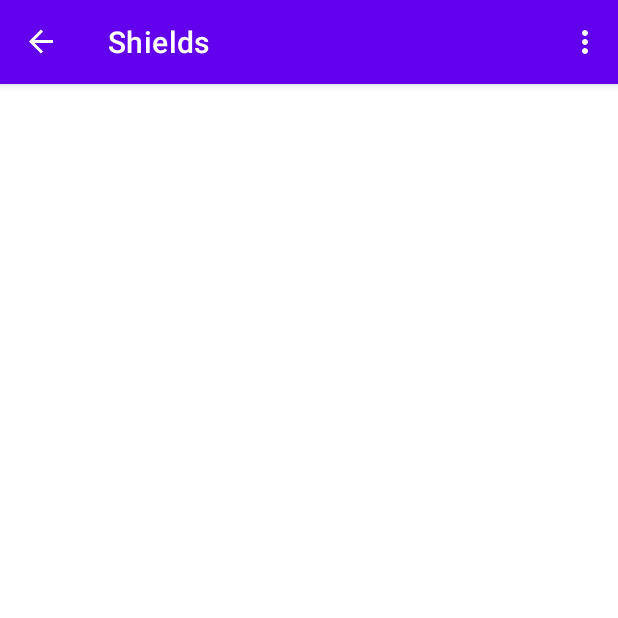
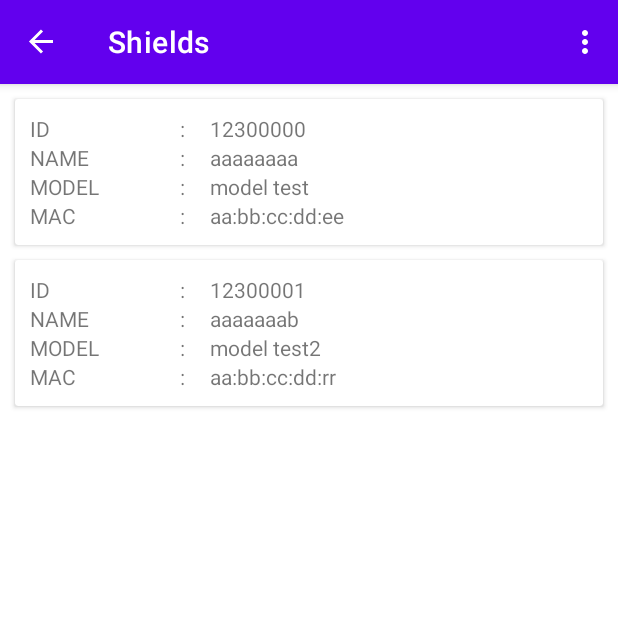
Before and after one commit to jhonnatan1806/Android-ESP32, an Android app: the FragmentShield screen opened through its navigation route, on a phone screen of 412 x 824 dp, the top half of it. Run offline under Robolectric (Android 15) with nearby library versions, the light colour scheme and no system bars; our stand-ins replace navigation-ui.

Commit message:
formando la aplicacion

```diff
--- /dev/null
+++ b/app/src/main/java/com/jhaner/esp32/helper/AdapterModule.java
@@ -0,0 +1,4 @@
+package com.jhaner.esp32.helper;
+
+public class AdapterModule {
+}
--- /dev/null
+++ b/app/src/main/java/com/jhaner/esp32/helper/ViewHolderModule.java
@@ -0,0 +1,4 @@
+package com.jhaner.esp32.helper;
+
+public class ViewHolderModule {
+}
--- /dev/null
+++ b/app/src/main/java/com/jhaner/esp32/helper/WorkerModule.java
@@ -0,0 +1,4 @@
+package com.jhaner.esp32.helper;
+
+public class WorkerModule {
+}
--- /dev/null
+++ b/app/src/main/java/com/jhaner/esp32/helper/WorkerShield.java
@@ -0,0 +1,4 @@
+package com.jhaner.esp32.helper;
+
+public class WorkerShield {
+}
--- /dev/null
+++ b/app/src/main/java/com/jhaner/esp32/presenter/PresenterModule.java
@@ -0,0 +1,4 @@
+package com.jhaner.esp32.presenter;
+
+public class PresenterModule {
+}
--- a/app/src/main/java/com/jhaner/esp32/presenter/PresenterShield.java
+++ b/app/src/main/java/com/jhaner/esp32/presenter/PresenterShield.java
@@ -3,23 +3,52 @@ package com.jhaner.esp32.presenter;
 import android.util.Log;
 import android.view.View;
 
+import androidx.recyclerview.widget.LinearLayoutManager;
+import androidx.recyclerview.widget.RecyclerView;
+
+import com.jhaner.esp32.R;
+import com.jhaner.esp32.helper.AdapterShield;
 import com.jhaner.esp32.model.ModelShield;
+
+import java.util.ArrayList;
 
 import static com.jhaner.esp32.helper.Constant.METHOD_SHOWSHIELDS;
 import static com.jhaner.esp32.helper.Constant.SERVER_URL;
 
 public class PresenterShield {
 
-    private View fragmentShield;
+    private View viewShield;
     private ModelShield modelShield;
+    private ArrayList<ModelShield> myDataset = new ArrayList<>();
+    private RecyclerView recyclerView;
 
     public PresenterShield(View view) {
-        fragmentShield = view;
+        viewShield = view;
         modelShield = new ModelShield();
+        this.initRecycler();
         //String data = this.sendGetRequestParam(SERVER_URL+METHOD_SHOWSHIELDS);
-        String data2 = "prueba";
-        Log.i("data","data");
-        Log.i("data",data2);
+
+    }
+
+    private void initRecycler()
+    {
+        ModelShield tests = new ModelShield();
+        tests.setId("12300000");
+        tests.setName("aaaaaaaa");
+        tests.setModel("model test");
+        tests.setMac("aa:bb:cc:dd:ee");
+        myDataset.add(tests);
+        ModelShield tests2 = new ModelShield();
+        tests2.setId("12300001");
+        tests2.setName("aaaaaaab");
+        tests2.setModel("model test2");
+        tests2.setMac("aa:bb:cc:dd:rr");
+        myDataset.add(tests2);
+        recyclerView = viewShield.findViewById(R.id.f_s_shield);
+        recyclerView.setHasFixedSize(true);
+        recyclerView.setLayoutManager(new LinearLayoutManager(viewShield.getContext()));
+        AdapterShield adapterShield = new AdapterShield(myDataset);
+        recyclerView.setAdapter(adapterShield);
     }
 
 }
--- a/app/src/main/java/com/jhaner/esp32/view/FragmentShield.java
+++ b/app/src/main/java/com/jhaner/esp32/view/FragmentShield.java
@@ -8,6 +8,8 @@ import android.os.Bundle;
 import androidx.annotation.NonNull;
 import androidx.fragment.app.Fragment;
 import androidx.navigation.fragment.NavHostFragment;
+import androidx.recyclerview.widget.LinearLayoutManager;
+import androidx.recyclerview.widget.RecyclerView;
 
 import android.view.LayoutInflater;
 import android.view.View;
@@ -17,6 +19,8 @@ import com.google.android.material.snackbar.Snackbar;
 import com.jhaner.esp32.R;
 import com.jhaner.esp32.databinding.FragmentModeBinding;
 import com.jhaner.esp32.databinding.FragmentShieldBinding;
+import com.jhaner.esp32.helper.AdapterShield;
+import com.jhaner.esp32.model.ModelShield;
 import com.jhaner.esp32.presenter.PresenterShield;
 
 import java.io.BufferedReader;
@@ -24,6 +28,7 @@ import java.io.IOException;
 import java.io.InputStreamReader;
 import java.net.MalformedURLException;
 import java.net.URL;
+import java.util.ArrayList;
 
 public class FragmentShield extends Fragment {
 
@@ -47,6 +52,7 @@ public class FragmentShield extends Fragment {
     {
         super.onViewCreated(view, savedInstanceState);
         presenterShield = new PresenterShield(view);
+
     }
 
     @Override
--- a/app/src/main/res/layout/fragment_first.xml
+++ b/app/src/main/res/layout/fragment_first.xml
@@ -25,4 +25,12 @@
         app:layout_constraintEnd_toEndOf="parent"
         app:layout_constraintStart_toStartOf="parent"
         app:layout_constraintTop_toBottomOf="@id/textview_first" />
+
+    <TextView
+        android:id="@+id/textView4"
+        android:layout_width="wrap_content"
+        android:layout_height="wrap_content"
+        android:text="TextView"
+        tools:layout_editor_absoluteX="169dp"
+        tools:layout_editor_absoluteY="81dp" />
 </androidx.constraintlayout.widget.ConstraintLayout>
--- a/app/src/main/res/layout/fragment_second.xml
+++ b/app/src/main/res/layout/fragment_second.xml
@@ -24,4 +24,5 @@
         app:layout_constraintEnd_toEndOf="parent"
         app:layout_constraintStart_toStartOf="parent"
         app:layout_constraintTop_toBottomOf="@id/textview_second" />
+
 </androidx.constraintlayout.widget.ConstraintLayout>
--- a/app/src/main/res/layout/fragment_shield.xml
+++ b/app/src/main/res/layout/fragment_shield.xml
@@ -8,7 +8,7 @@
     <!-- TODO: Update blank fragment layout -->
 
     <androidx.recyclerview.widget.RecyclerView
-        android:id="@+id/f_s_list_shield"
+        android:id="@+id/f_s_shield"
         android:layout_width="match_parent"
         android:layout_height="match_parent" />
 
```
